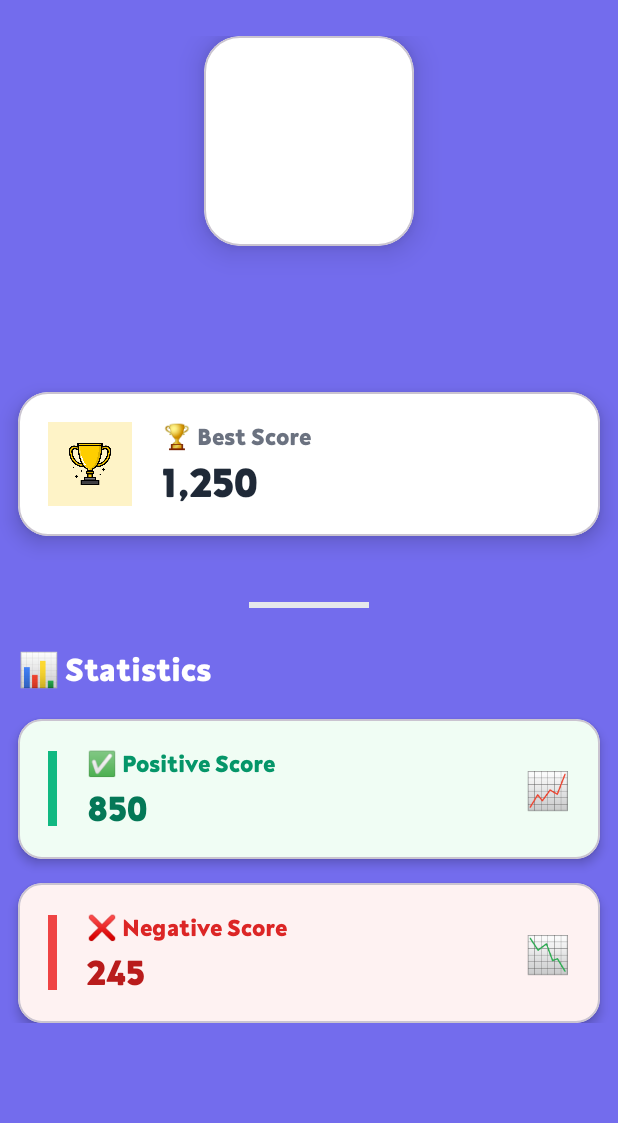
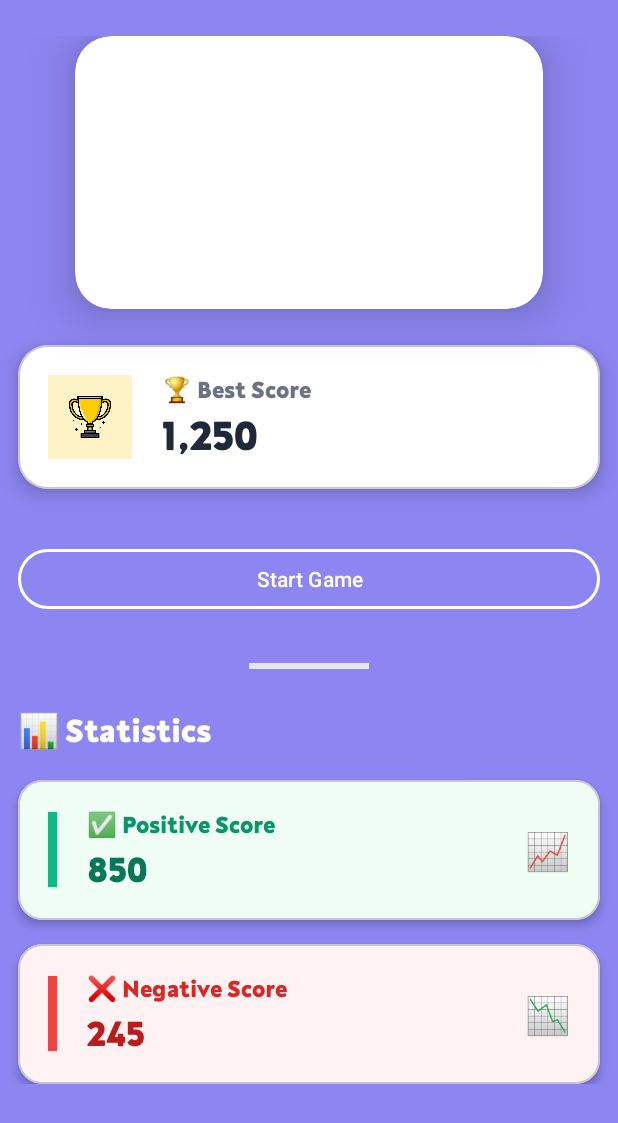
Before and after one commit to gauravo7/BrainGames, an Android app: the fragment IntroFragment shown on its own in the app's theme, on a phone screen of 412 x 824 dp. Shown: the top 1123 px of the screen. Run offline under Robolectric (Android 15) with nearby library versions, the light colour scheme and no system bars; our stand-ins replace sdp/ssp sizes; pictures from the network do not load; 3 statements that could not run were skipped.

Commit message:
Intro Screen
Intro Screen before best score updation

```diff
--- a/app/build.gradle.kts
+++ b/app/build.gradle.kts
@@ -80,5 +80,9 @@ dependencies {
     // (Optional) OkHttp logging interceptor for debugging
     implementation("com.squareup.okhttp3:logging-interceptor:4.12.0")
 
+    implementation("com.intuit.sdp:sdp-android:1.1.0")   // for dimensions
+    implementation("com.intuit.ssp:ssp-android:1.1.0")   // for scalable text size (optional)
+
+
 
 }
--- a/app/src/main/java/com/o7solutions/braingames/Adapters/GamesAdapter.kt
+++ b/app/src/main/java/com/o7solutions/braingames/Adapters/GamesAdapter.kt
@@ -41,7 +41,6 @@ class GamesAdapter(
             if (!game.url.isNullOrEmpty()) {
                 Glide.with(gameImage)
                     .load(game.url)
-                    .placeholder(R.drawable.logo)
                     .into(gameImage)
             } else {
                 gameImage.setImageResource(R.drawable.logo) // fallback image
--- a/app/src/main/java/com/o7solutions/braingames/DataClasses/Games.kt
+++ b/app/src/main/java/com/o7solutions/braingames/DataClasses/Games.kt
@@ -1,5 +1,6 @@
 package com.o7solutions.braingames.DataClasses
 
+import java.io.Serializable
 import java.net.URL
 
 data class Games(
@@ -14,4 +15,4 @@ data class Games(
     var timeAdded: Int ?= 0,
     var positiveScore: String ?= null,
     var negativeScore: String ?= null,
-)
+): Serializable
--- a/app/src/main/java/com/o7solutions/braingames/UI/IntroFragment.kt
+++ b/app/src/main/java/com/o7solutions/braingames/UI/IntroFragment.kt
@@ -5,7 +5,11 @@ import androidx.fragment.app.Fragment
 import android.view.LayoutInflater
 import android.view.View
 import android.view.ViewGroup
+import androidx.navigation.fragment.findNavController
+import com.bumptech.glide.Glide
+import com.o7solutions.braingames.DataClasses.Games
 import com.o7solutions.braingames.R
+import com.o7solutions.braingames.databinding.FragmentIntroBinding
 
 // TODO: Rename parameter arguments, choose names that match
 // the fragment initialization parameters, e.g. ARG_ITEM_NUMBER
@@ -21,12 +25,15 @@ class IntroFragment : Fragment() {
     // TODO: Rename and change types of parameters
     private var param1: String? = null
     private var param2: String? = null
+    private lateinit var binding: FragmentIntroBinding
+    private lateinit var game: Games
 
     override fun onCreate(savedInstanceState: Bundle?) {
         super.onCreate(savedInstanceState)
         arguments?.let {
             param1 = it.getString(ARG_PARAM1)
             param2 = it.getString(ARG_PARAM2)
+            game = it.getSerializable("game_data") as Games
         }
     }
 
@@ -34,8 +41,33 @@ class IntroFragment : Fragment() {
         inflater: LayoutInflater, container: ViewGroup?,
         savedInstanceState: Bundle?
     ): View? {
-        // Inflate the layout for this fragment
-        return inflater.inflate(R.layout.fragment_intro, container, false)
+
+        binding = FragmentIntroBinding.inflate(layoutInflater)
+        return binding.root
+    }
+
+    override fun onViewCreated(view: View, savedInstanceState: Bundle?) {
+        super.onViewCreated(view, savedInstanceState)
+
+        binding.apply {
+
+            positiveScore.text = game.positiveScore
+            negativeScore.text = game.negativeScore
+            Glide.with(requireActivity())
+                .load(game.url) // game.url must be a valid image URL
+                .into(binding.imageViewGame)
+
+//            gameName.text = game.name
+            startGame.setOnClickListener {
+                val fragmentToGo = game.fragmentId
+                val context = requireContext()
+                val resId =
+                    context?.resources?.getIdentifier(fragmentToGo, "id", context.packageName)
+                if (resId != null) {
+                    findNavController().navigate(resId)
+                }
+            }
+        }
     }
 
     companion object {
--- a/app/src/main/res/layout/fragment_intro.xml
+++ b/app/src/main/res/layout/fragment_intro.xml
@@ -4,7 +4,7 @@
     android:layout_height="match_parent"
     xmlns:tools="http://schemas.android.com/tools"
     xmlns:app="http://schemas.android.com/apk/res-auto"
-    android:background="@color/primary"
+    android:background="#8D86F2"
     >
 
     <LinearLayout
@@ -12,14 +12,16 @@
         android:layout_height="wrap_content"
         android:gravity="center"
         android:layout_marginTop="24dp"
+        android:paddingBottom="24dp"
         android:orientation="vertical">
 
         <!-- Game Icon Card -->
         <com.google.android.material.card.MaterialCardView
-            android:layout_width="140dp"
-            android:layout_height="140dp"
+            android:layout_width="@dimen/_240sdp"
+            android:layout_height="@dimen/_140sdp"
             app:cardCornerRadius="24dp"
-            app:cardElevation="12dp"
+            app:cardElevation="20dp"
+            app:strokeWidth="0dp"
             app:cardBackgroundColor="#FFFFFF"
             android:layout_marginBottom="24dp">
 
@@ -28,23 +30,23 @@
                 android:layout_width="match_parent"
                 android:layout_height="match_parent"
                 android:scaleType="centerCrop"
-                android:padding="20dp" />
+                />
 
         </com.google.android.material.card.MaterialCardView>
 
         <!-- Game Name -->
-        <TextView
-            android:id="@+id/gameName"
-            android:layout_width="match_parent"
-            android:layout_height="wrap_content"
-            android:fontFamily="@font/neut"
-            android:textSize="36sp"
-            android:textStyle="bold"
-            android:textColor="@color/white"
-            android:textAlignment="center"
-            android:layout_marginBottom="32dp"
-            android:letterSpacing="0.02"
-            tools:text="Game Name" />
+<!--        <TextView-->
+<!--            android:id="@+id/gameName"-->
+<!--            android:layout_width="match_parent"-->
+<!--            android:layout_height="wrap_content"-->
+<!--            android:layout_marginBottom="32dp"-->
+<!--            android:fontFamily="@font/neut"-->
+<!--            android:letterSpacing="0.02"-->
+<!--            android:textAlignment="center"-->
+<!--            android:textColor="@color/white"-->
+<!--            android:textSize="36sp"-->
+<!--            android:textStyle="bold"-->
+<!--            tools:text="Game Name" />-->
 
         <!-- Best Score Card -->
         <com.google.android.material.card.MaterialCardView
@@ -114,6 +116,17 @@
         </com.google.android.material.card.MaterialCardView>
 
         <!-- Decorative Divider -->
+        <com.google.android.material.button.MaterialButton
+            android:id="@+id/startGame"
+            style="@style/Widget.Material3.Button.OutlinedButton"
+            android:layout_width="match_parent"
+            android:layout_height="wrap_content"
+            android:layout_margin="12dp"
+            android:text="Start Game"
+            app:strokeWidth="2dp"
+            android:textColor="@color/white"
+            app:strokeColor="@color/white" />
+
         <View
             android:layout_width="80dp"
             android:layout_height="4dp"
--- a/app/src/main/res/layout/item_game.xml
+++ b/app/src/main/res/layout/item_game.xml
@@ -9,7 +9,7 @@
 
     <androidx.cardview.widget.CardView
         android:layout_width="match_parent"
-        android:layout_height="200dp"
+        android:layout_height="@dimen/_200sdp"
         android:id="@+id/gameCard"
         app:cardCornerRadius="20dp"
         app:cardElevation="4dp"
--- a/app/src/main/res/navigation/mobile_navigation.xml
+++ b/app/src/main/res/navigation/mobile_navigation.xml
@@ -34,4 +34,8 @@
         android:id="@+id/dashboardFragment"
         android:name="com.o7solutions.braingames.WordGame.DashboardFragment"
         android:label="DashboardFragment" />
+    <fragment
+        android:id="@+id/introFragment"
+        android:name="com.o7solutions.braingames.UI.IntroFragment"
+        android:label="IntroFragment" />
 </navigation>
```
Also changed, not shown: app/src/main/java/com/o7solutions/braingames/BottomNav/HomeFragment.kt (+10 -5 lines), app/src/main/java/com/o7solutions/braingames/BottomNav/PuzzleFragment.kt (deleted, +0 -60 lines), app/src/main/java/com/o7solutions/braingames/utils/AppFunctions.kt (+12 -0 lines).
